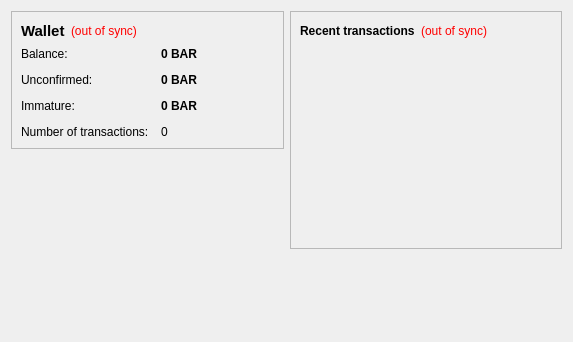
Qt form src/qt/forms/overviewpage.ui (dimacoin/coin2017) before a commit.
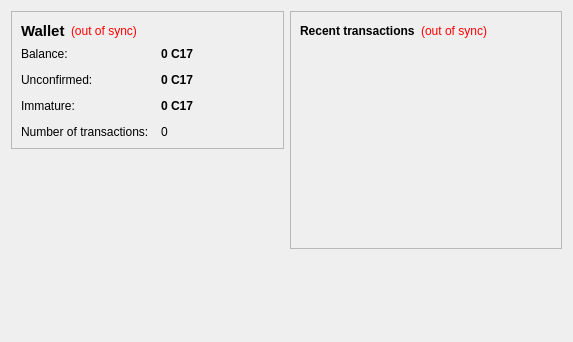
The same form after that commit.

What changed in the file:
```diff
--- a/src/qt/forms/overviewpage.ui
+++ b/src/qt/forms/overviewpage.ui
@@ -105,7 +105,7 @@
              <string>Your current balance</string>
             </property>
             <property name="text">
-             <string notr="true">0 BAR</string>
+             <string notr="true">0 C17</string>
             </property>
             <property name="textInteractionFlags">
              <set>Qt::LinksAccessibleByMouse|Qt::TextSelectableByKeyboard|Qt::TextSelectableByMouse</set>
@@ -134,7 +134,7 @@
              <string>Total of transactions that have yet to be confirmed, and do not yet count toward the current balance</string>
             </property>
             <property name="text">
-             <string notr="true">0 BAR</string>
+             <string notr="true">0 C17</string>
             </property>
             <property name="textInteractionFlags">
              <set>Qt::LinksAccessibleByMouse|Qt::TextSelectableByKeyboard|Qt::TextSelectableByMouse</set>
@@ -177,7 +177,7 @@
              <string>Mined balance that has not yet matured</string>
             </property>
             <property name="text">
-             <string notr="true">0 BAR</string>
+             <string notr="true">0 C17</string>
             </property>
             <property name="textInteractionFlags">
              <set>Qt::LinksAccessibleByMouse|Qt::TextSelectableByKeyboard|Qt::TextSelectableByMouse</set>
```
Left out of the diff: 4 changed lines with no effect on the pictures.
